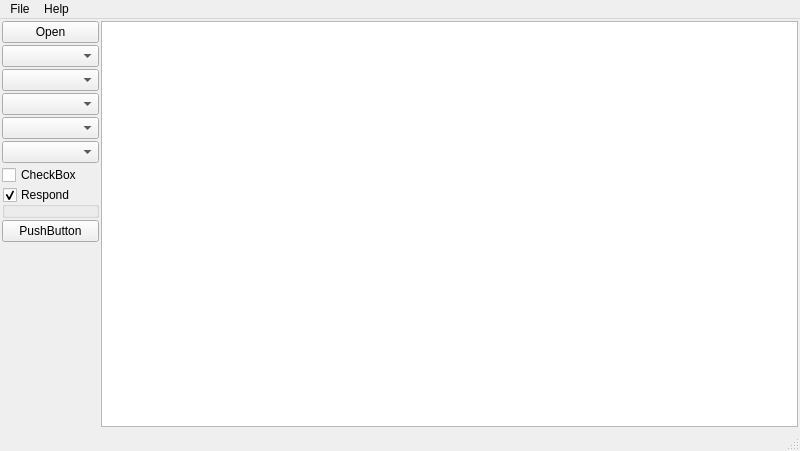
The window that tools/mpTerminal.ui (zonbrisad/makeplates) describes before a commit, drawn with Qt 5.
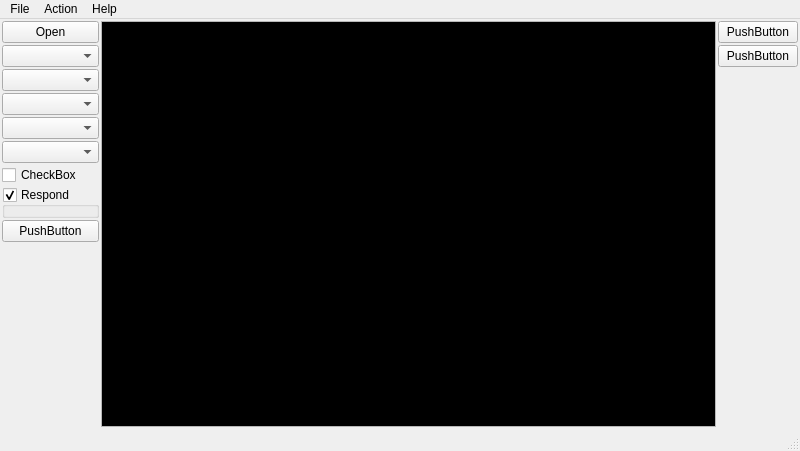
The same window after the commit.

Patch:
```diff
--- a/tools/mpTerminal.ui
+++ b/tools/mpTerminal.ui
@@ -42,9 +42,6 @@
         </property>
        </widget>
       </item>
-      <item>
-       <widget class="QComboBox" name="cbBitrate"/>
-      </item>
       <item>
        <widget class="QComboBox" name="cbPorts">
         <property name="editable">
@@ -52,6 +49,9 @@
         </property>
        </widget>
       </item>
+      <item>
+       <widget class="QComboBox" name="cbBitrate"/>
+      </item>
       <item>
        <widget class="QComboBox" name="cbStopBits"/>
       </item>
@@ -128,7 +128,136 @@
     <item>
      <layout class="QHBoxLayout" name="horizontalLayout">
       <item>
-       <widget class="QPlainTextEdit" name="plainTextEdit"/>
+       <widget class="QPlainTextEdit" name="plainTextEdit">
+        <property name="palette">
+         <palette>
+          <active>
+           <colorrole role="WindowText">
+            <brush brushstyle="SolidPattern">
+             <color alpha="255">
+              <red>0</red>
+              <green>0</green>
+              <blue>0</blue>
+             </color>
+            </brush>
+           </colorrole>
+           <colorrole role="Text">
+            <brush brushstyle="SolidPattern">
+             <color alpha="255">
+              <red>255</red>
+              <green>255</green>
+              <blue>255</blue>
+             </color>
+            </brush>
+           </colorrole>
+           <colorrole role="Base">
+            <brush brushstyle="SolidPattern">
+             <color alpha="255">
+              <red>0</red>
+              <green>0</green>
+              <blue>0</blue>
+             </color>
+            </brush>
+           </colorrole>
+          </active>
+          <inactive>
+           <colorrole role="WindowText">
+            <brush brushstyle="SolidPattern">
+             <color alpha="255">
+              <red>0</red>
+              <green>0</green>
+              <blue>0</blue>
+             </color>
+            </brush>
+           </colorrole>
+           <colorrole role="Text">
+            <brush brushstyle="SolidPattern">
+             <color alpha="255">
+              <red>255</red>
+              <green>255</green>
+              <blue>255</blue>
+             </color>
+            </brush>
+           </colorrole>
+           <colorrole role="Base">
+            <brush brushstyle="SolidPattern">
+             <color alpha="255">
+              <red>0</red>
+              <green>0</green>
+              <blue>0</blue>
+             </color>
+            </brush>
+           </colorrole>
+          </inactive>
+          <disabled>
+           <colorrole role="WindowText">
+            <brush brushstyle="SolidPattern">
+             <color alpha="255">
+              <red>159</red>
+              <green>158</green>
+              <blue>158</blue>
+             </color>
+            </brush>
+           </colorrole>
+           <colorrole role="Text">
+            <brush brushstyle="SolidPattern">
+             <color alpha="255">
+              <red>159</red>
+              <green>158</green>
+              <blue>158</blue>
+             </color>
+            </brush>
+           </colorrole>
+           <colorrole role="Base">
+            <brush brushstyle="SolidPattern">
+             <color alpha="255">
+              <red>255</red>
+              <green>255</green>
+              <blue>255</blue>
+             </color>
+            </brush>
+           </colorrole>
+          </disabled>
+         </palette>
+        </property>
+        <property name="font">
+         <font>
+          <family>Monospace</family>
+          <pointsize>9</pointsize>
+         </font>
+        </property>
+       </widget>
+      </item>
+     </layout>
+    </item>
+    <item>
+     <layout class="QVBoxLayout" name="verticalLayout_3">
+      <item>
+       <widget class="QPushButton" name="pushButton_3">
+        <property name="text">
+         <string>PushButton</string>
+        </property>
+       </widget>
+      </item>
+      <item>
+       <widget class="QPushButton" name="pushButton_2">
+        <property name="text">
+         <string>PushButton</string>
+        </property>
+       </widget>
+      </item>
+      <item>
+       <spacer name="verticalSpacer_2">
+        <property name="orientation">
+         <enum>Qt::Vertical</enum>
+        </property>
+        <property name="sizeHint" stdset="0">
+         <size>
+          <width>20</width>
+          <height>40</height>
+         </size>
+        </property>
+       </spacer>
       </item>
      </layout>
     </item>
@@ -156,7 +285,15 @@
     </property>
     <addaction name="actionAbout"/>
    </widget>
+   <widget class="QMenu" name="menuAction">
+    <property name="title">
+     <string>Action</string>
+    </property>
+    <addaction name="actionClear"/>
+    <addaction name="actionReset_port"/>
+   </widget>
    <addaction name="menuFile"/>
+   <addaction name="menuAction"/>
    <addaction name="menuHelp"/>
   </widget>
   <widget class="QStatusBar" name="statusbar"/>
```
Left out of the diff: 10 changed lines with no effect on the pictures.
